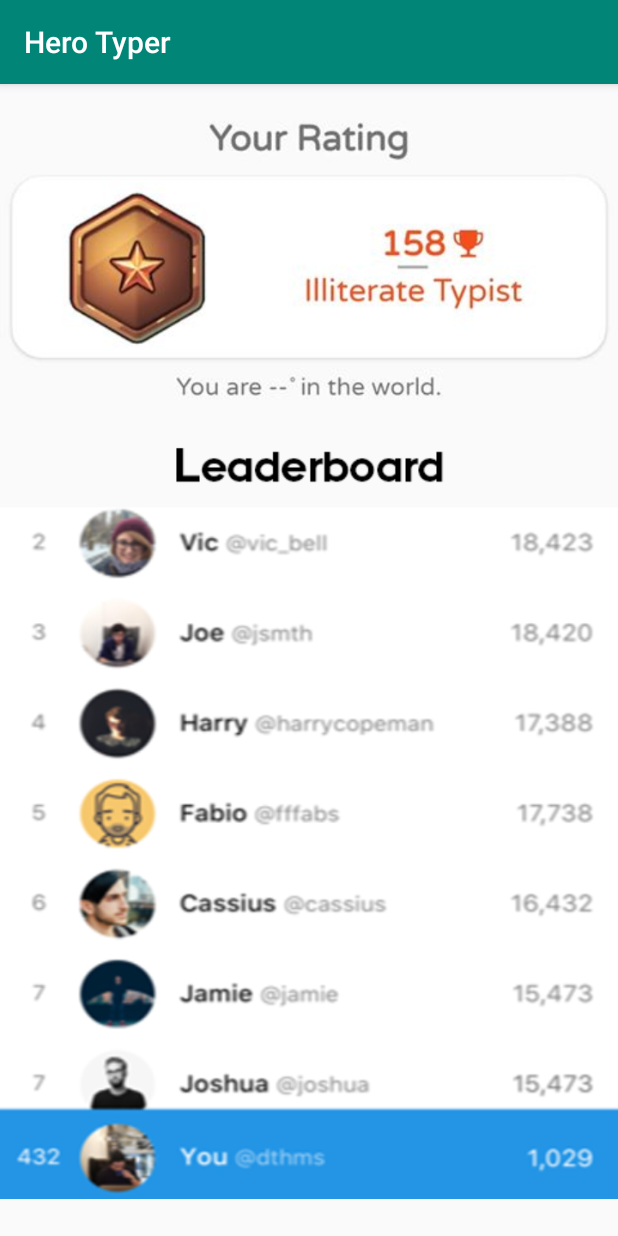
After one commit to alibagher/HeroTyper, an Android app: the LeaderBoardActivity screen opened directly, with no data from a screen before it, on a phone screen of 412 x 824 dp. The commit adds this screen. Run offline under Robolectric (Android 15) with nearby library versions, the phone set to English and light mode, and no system bars.

Commit message:
leaderboard page

```diff
--- a/app/src/main/AndroidManifest.xml
+++ b/app/src/main/AndroidManifest.xml
@@ -29,6 +29,11 @@
                 <category android:name="android.intent.category.LAUNCHER" />
             </intent-filter>
         </activity>
+
+        <activity android:name=".activities.LeaderBoardActivity"
+                android:theme="@style/AppTheme">
+        </activity>
+
     </application>
 
 </manifest>
--- /dev/null
+++ b/app/src/main/java/com/phatphoophoo/pdtran/herotyper/activities/LeaderBoardActivity.kt
@@ -0,0 +1,13 @@
+package com.phatphoophoo.pdtran.herotyper.activities
+
+import androidx.appcompat.app.AppCompatActivity
+import android.os.Bundle
+import com.phatphoophoo.pdtran.herotyper.R
+
+class LeaderBoardActivity : AppCompatActivity() {
+
+    override fun onCreate(savedInstanceState: Bundle?) {
+        super.onCreate(savedInstanceState)
+        setContentView(R.layout.activity_leaderboard)
+    }
+}
--- a/app/src/main/java/com/phatphoophoo/pdtran/herotyper/activities/WelcomeActivity.kt
+++ b/app/src/main/java/com/phatphoophoo/pdtran/herotyper/activities/WelcomeActivity.kt
@@ -31,6 +31,11 @@ class WelcomeActivity : Activity() {
             val intent = Intent(this, StatsActivity::class.java)
             startActivity(intent)
         }
+
+        LeaderBoard.setOnClickListener {
+            val intent = Intent(this, LeaderBoardActivity::class.java)
+            startActivity(intent)
+        }
     }
 
     companion object {
--- /dev/null
+++ b/app/src/main/res/layout/activity_leaderboard.xml
@@ -0,0 +1,16 @@
+<?xml version="1.0" encoding="utf-8"?>
+<androidx.constraintlayout.widget.ConstraintLayout xmlns:android="http://schemas.android.com/apk/res/android"
+        xmlns:app="http://schemas.android.com/apk/res-auto"
+        android:layout_width="match_parent"
+        android:layout_height="match_parent">
+
+    <ImageView
+            android:id="@+id/fullscreen_content"
+            android:layout_width="wrap_content"
+            android:layout_height="wrap_content"
+            app:layout_constraintBottom_toBottomOf="parent"
+            app:layout_constraintStart_toStartOf="parent"
+            app:layout_constraintTop_toTopOf="parent"
+            android:src="@drawable/leaderboard"
+            android:contentDescription="@string/view_leaderBoard" />
+</androidx.constraintlayout.widget.ConstraintLayout>
--- a/app/src/main/res/values/strings.xml
+++ b/app/src/main/res/values/strings.xml
@@ -6,4 +6,5 @@
     <string name="view_stats">View Stats</string>
     <string name="game_title">Hero Typer</string>
     <string name="background_desc">Space Background</string>
+    <string name="view_leaderBoard">View LeaderBoard</string>
 </resources>
```
Also changed, not shown: app/src/main/res/layout/activity_welcome.xml (+13 -0 lines), app/src/main/res/drawable/leaderboard.png (added).
